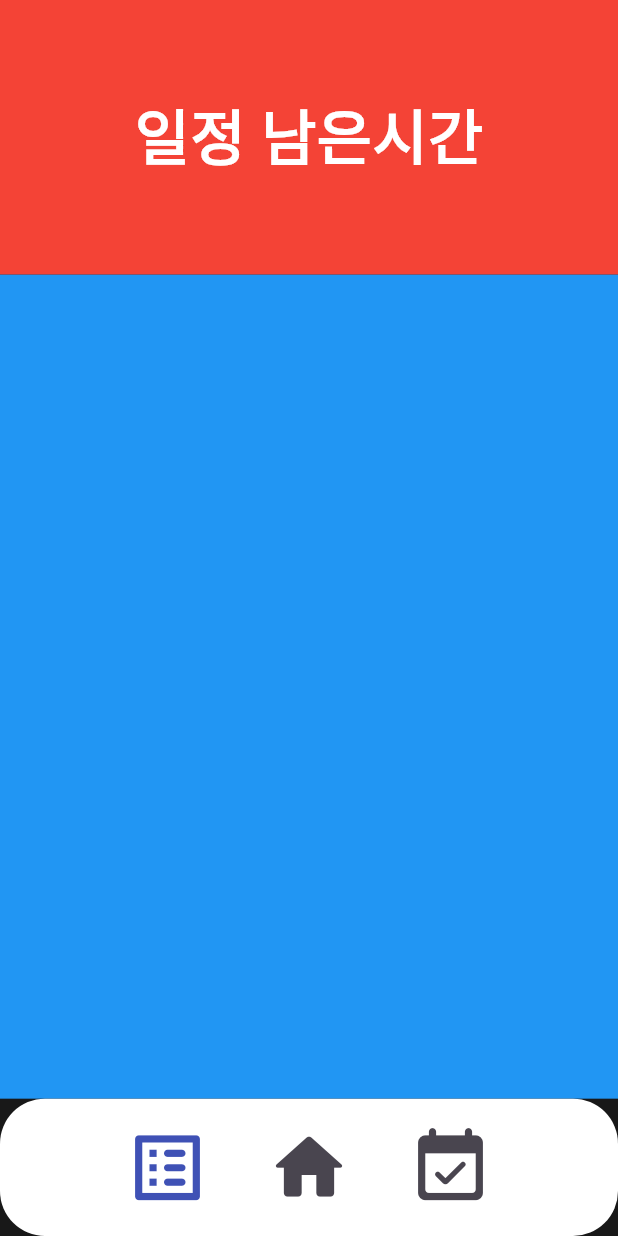
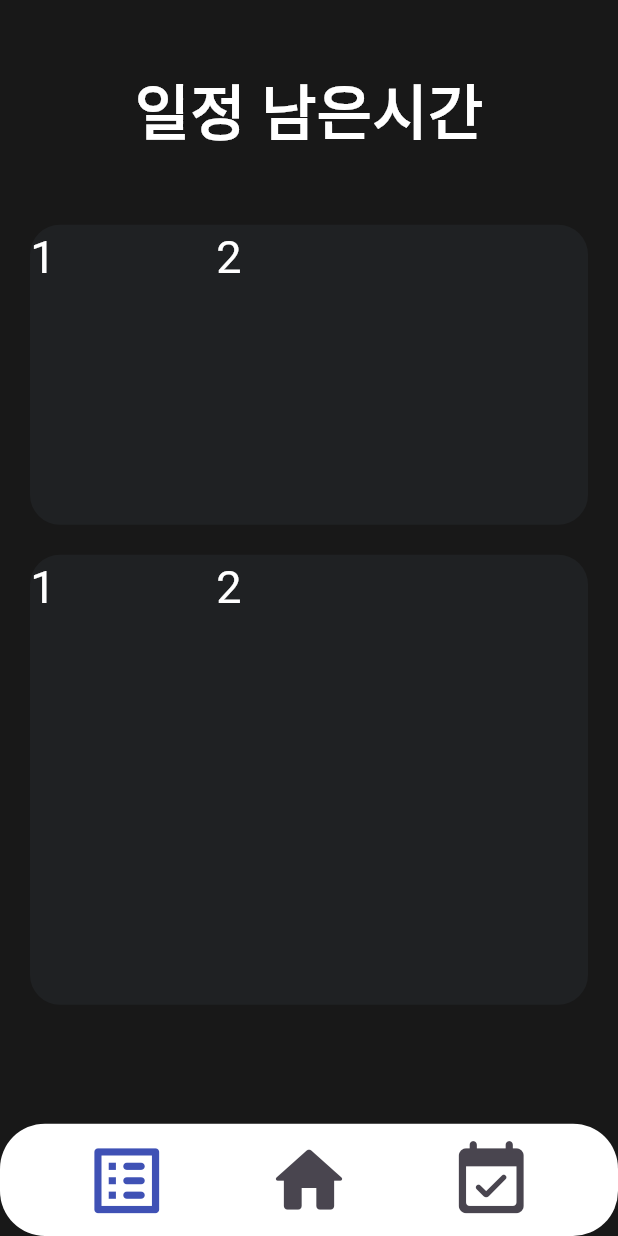
Before and after one commit to Nomad4512/archeage_schedule_manager, a Flutter app: the screen it shows after launch, on a phone screen of 412 x 824 dp. Run offline on Flutter 3.47's test engine with Material 3 defaults, Android fonts, the light colour scheme and no system bars.

Commit message:
schedule_screen 하드코딩으로 모양잡는 중. 카드 모듈화

```diff
--- /dev/null
+++ b/lib/models/schuedule.dart
@@ -0,0 +1,7 @@
+class Schedule{
+  String scheduleName;
+  DateTime time;
+
+  Schedule(this.scheduleName, this.time);
+
+}
--- a/lib/screens/main_screen.dart
+++ b/lib/screens/main_screen.dart
@@ -21,7 +21,7 @@ class _MainScreenState extends State<MainScreen> {
   void initState() {
     super.initState();
     // 1초마다 현재 시간 업데이트
-    Timer.periodic(Duration(seconds: 1), (timer) {
+    Timer.periodic(const Duration(seconds: 1), (timer) {
       setState(() {
         formattedTime = DateFormat('hh:mm:ss a').format(DateTime.now());
       });
@@ -32,10 +32,10 @@ class _MainScreenState extends State<MainScreen> {
   Widget build(BuildContext context) {
     return MaterialApp(
       home: Scaffold(
-        backgroundColor: Color(0xFF181818),
+        backgroundColor: const Color(0xFF181818),
         body: SingleChildScrollView(
           child: Padding(
-            padding: EdgeInsets.symmetric(horizontal: 20),
+            padding: const EdgeInsets.symmetric(horizontal: 20),
             child: Column(
               crossAxisAlignment: CrossAxisAlignment.
               start,
@@ -128,7 +128,6 @@ class _MainScreenState extends State<MainScreen> {
                         fontSize: 18,
                         fontWeight: FontWeight.w600,
                       ),
-
                     ),
                   ],
                 ),
@@ -161,7 +160,6 @@ class _MainScreenState extends State<MainScreen> {
                 ),
               ],
             ),
-
           ),
         ),
       ),
--- a/lib/screens/schedule_screen.dart
+++ b/lib/screens/schedule_screen.dart
@@ -1,6 +1,9 @@
+import 'dart:async';
+
 import 'package:flutter/material.dart';
 
 import '../widgets/navigation_bar.dart';
+import '../widgets/schedule_card.dart';
 
 class ScheduleScreen extends StatefulWidget {
   const ScheduleScreen({super.key});
@@ -10,18 +13,20 @@ class ScheduleScreen extends StatefulWidget {
 }
 
 class _ScheduleScreenState extends State<ScheduleScreen> {
+
+  Timer? timer;
+
+
+
   @override
   Widget build(BuildContext context) {
     return  Scaffold(
       backgroundColor: Color(0xFF181818),
       body: Column(
         children: [
-          Flexible(
+          Expanded(
             flex: 2,
             child: Container(
-              decoration: BoxDecoration(
-                color: Colors.red
-              ),
               alignment: Alignment.center,
               child: const Text(
                 ('일정 남은시간'),
@@ -32,16 +37,17 @@ class _ScheduleScreenState extends State<ScheduleScreen> {
               )
             ),
           ),
-          Flexible(
-            flex: 6,
-            child: Container(
-              decoration: BoxDecoration(
-                  color: Colors.blue
-              ),
-
-            )
+          Expanded(
+            flex: 8,
+                child: Column(
+                  children: [
+                    ScheduleCard(height: 200,),
+                    const SizedBox(height: 20,),
+                    ScheduleCard(height: 300,),
+                  ],
+                ),
           ),
-          Flexible(
+          const Expanded(
             flex: 1,
             child: NaviBar(),
           ),
--- a/lib/widgets/navigation_bar.dart
+++ b/lib/widgets/navigation_bar.dart
@@ -19,7 +19,7 @@ class NaviBar extends StatelessWidget {
             borderRadius: BorderRadius.circular(30),
           ),
           child: Row(
-            mainAxisAlignment: MainAxisAlignment.center,
+            mainAxisAlignment: MainAxisAlignment.spaceEvenly,
             children: [
               IconButton(
                 icon: Icon(Icons.list_alt_rounded),
@@ -27,7 +27,6 @@ class NaviBar extends StatelessWidget {
                 iconSize: MediaQuery.of(context).size.height * 0.07, // 화면 높이에 따라 아이콘 크기 조절
                 onPressed: () {},
               ),
-              SizedBox(width: MediaQuery.of(context).size.width * 0.05), // 화면 너비에 따라 간격 조절
               IconButton(
                 icon: Icon(Icons.home_rounded),
                 iconSize: MediaQuery.of(context).size.height * 0.07, // 화면 높이에 따라 아이콘 크기 조절
@@ -38,7 +37,6 @@ class NaviBar extends StatelessWidget {
                   );
                 },
               ),
-              SizedBox(width: MediaQuery.of(context).size.width * 0.05), // 화면 너비에 따라 간격 조절
               IconButton(
                 icon: Icon(Icons.event_available_rounded),
                 iconSize: MediaQuery.of(context).size.height * 0.07, // 화면 높이에 따라 아이콘 크기 조절
--- /dev/null
+++ b/lib/widgets/schedule_card.dart
@@ -0,0 +1,36 @@
+import 'package:flutter/material.dart';
+
+class ScheduleCard extends StatelessWidget {
+
+  final double height;
+
+  const ScheduleCard({
+    required this.height,
+  });
+
+
+  @override
+  Widget build(BuildContext context) {
+    return Padding(
+      padding: const EdgeInsets.symmetric(horizontal: 20),
+      child:
+      Container(
+          height: height,
+          decoration: BoxDecoration(
+            color: const Color(0xFF1F2123),
+            borderRadius: BorderRadius.circular(20),
+          ),
+          child: const Column(
+            children: [
+              Row(
+                children: [
+                  Expanded(flex:1, child: Text('1',style: TextStyle(fontSize: 30,color: Colors.white),)),
+                  Expanded(flex:2, child: Text('2',style: TextStyle(fontSize: 30,color: Colors.white),)),
+                ],
+              )
+            ],
+          )
+      ),
+    );
+  }
+}
```
